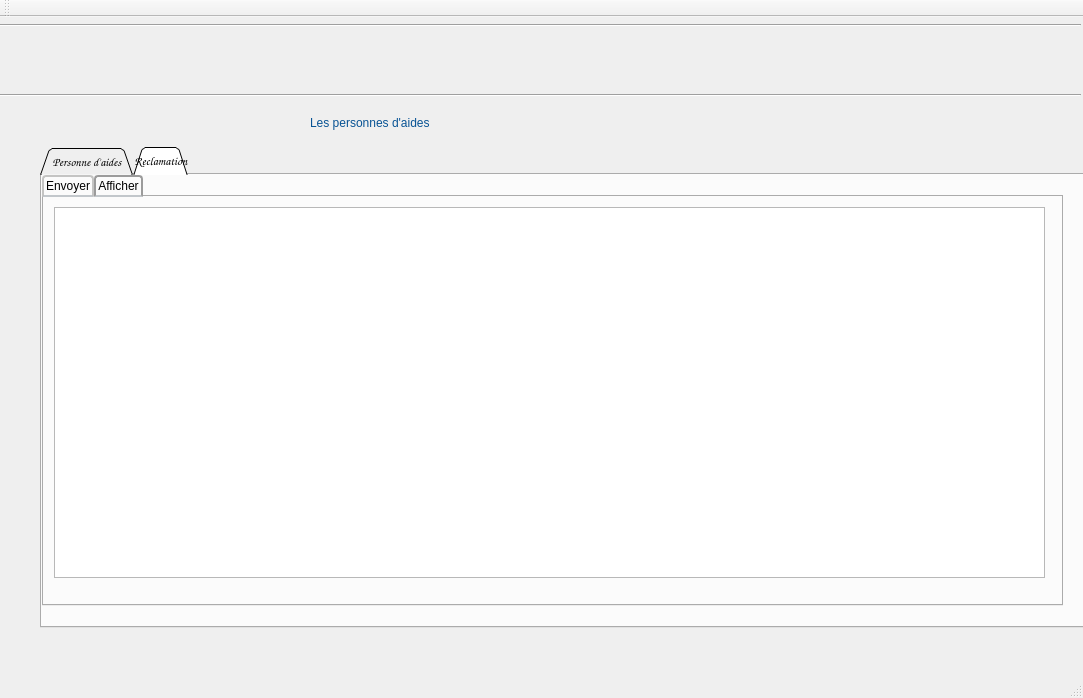
yanni2302/smart_parental_monitoring_2A22, file gestion des personnes d'aides/mainwindow.ui: the form before one commit.
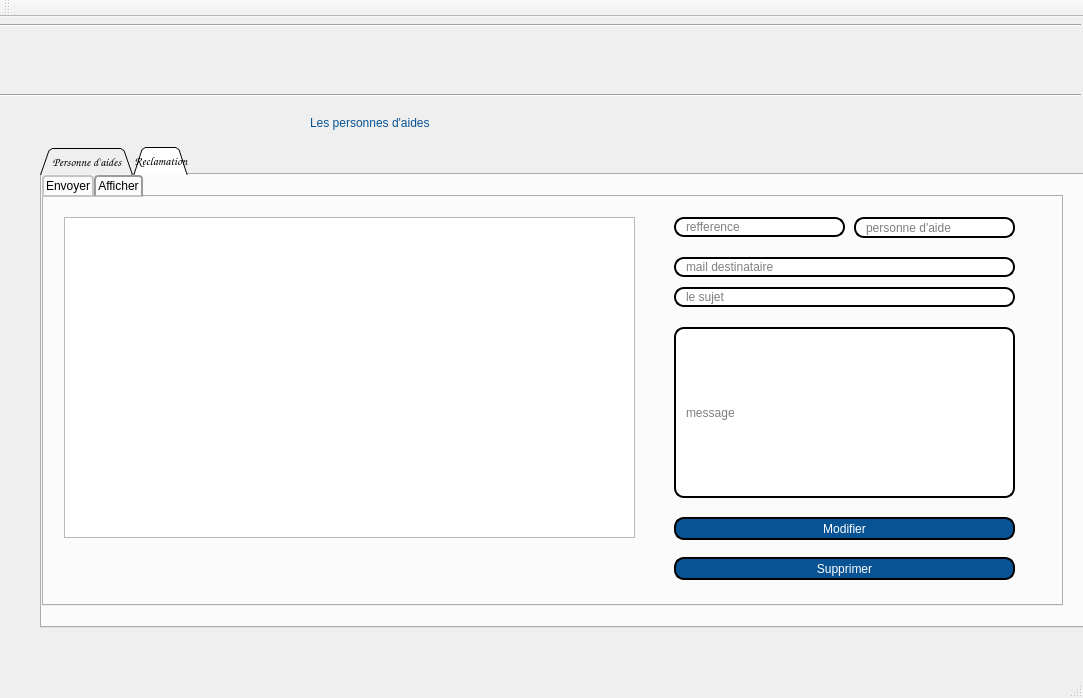
The form after the commit. The open tabs and pages were chosen to show the change. Icons and pictures are not drawn.

The edit to the form file:
```diff
--- a/gestion des personnes d'aides/mainwindow.ui
+++ b/gestion des personnes d'aides/mainwindow.ui
@@ -1244,13 +1244,157 @@
        <widget class="QTableView" name="tableView">
         <property name="geometry">
          <rect>
-          <x>10</x>
-          <y>10</y>
-          <width>991</width>
-          <height>371</height>
+          <x>20</x>
+          <y>20</y>
+          <width>571</width>
+          <height>321</height>
          </rect>
         </property>
        </widget>
+       <widget class="QPushButton" name="modifier_rec">
+        <property name="geometry">
+         <rect>
+          <x>630</x>
+          <y>320</y>
+          <width>341</width>
+          <height>23</height>
+         </rect>
+        </property>
+        <property name="styleSheet">
+         <string notr="true">border: 2px solid black;
+border-radius: 10px;
+padding: 0 8px;
+color: rgb(255, 255, 255);
+background:#085394	;
+font: bold, &quot;Comic Sans MS&quot;;
+</string>
+        </property>
+        <property name="text">
+         <string>Modifier</string>
+        </property>
+       </widget>
+       <widget class="QPushButton" name="supprimer_rec">
+        <property name="geometry">
+         <rect>
+          <x>630</x>
+          <y>360</y>
+          <width>341</width>
+          <height>23</height>
+         </rect>
+        </property>
+        <property name="styleSheet">
+         <string notr="true">border: 2px solid black;
+border-radius: 10px;
+padding: 0 8px;
+color: rgb(255, 255, 255);
+background:#085394	;
+font: bold, &quot;Comic Sans MS&quot;;
+</string>
+        </property>
+        <property name="text">
+         <string>Supprimer</string>
+        </property>
+       </widget>
+       <widget class="QLineEdit" name="lineedit_msg_2">
+        <property name="geometry">
+         <rect>
+          <x>630</x>
+          <y>130</y>
+          <width>341</width>
+          <height>171</height>
+         </rect>
+        </property>
+        <property name="styleSheet">
+         <string notr="true">border: 2px solid black;
+border-radius: 10px;
+padding: 0 8px;
+background: white;
+selection-background-color: gray;</string>
+        </property>
+        <property name="placeholderText">
+         <string>message</string>
+        </property>
+       </widget>
+       <widget class="QLineEdit" name="lineedit_sujet_2">
+        <property name="geometry">
+         <rect>
+          <x>630</x>
+          <y>90</y>
+          <width>341</width>
+          <height>20</height>
+         </rect>
+        </property>
+        <property name="styleSheet">
+         <string notr="true">border: 2px solid black;
+border-radius: 10px;
+padding: 0 8px;
+background: white;
+selection-background-color: gray;</string>
+        </property>
+        <property name="placeholderText">
+         <string>le sujet</string>
+        </property>
+       </widget>
+       <widget class="QLineEdit" name="lineedit_mail_2">
+        <property name="geometry">
+         <rect>
+          <x>630</x>
+          <y>60</y>
+          <width>341</width>
+          <height>20</height>
+         </rect>
+        </property>
+        <property name="styleSheet">
+         <string notr="true">border: 2px solid black;
+border-radius: 10px;
+padding: 0 8px;
+background: white;
+selection-background-color: gray;</string>
+        </property>
+        <property name="placeholderText">
+         <string>mail destinataire</string>
+        </property>
+       </widget>
+       <widget class="QLineEdit" name="lineedit_ref_2">
+        <property name="geometry">
+         <rect>
+          <x>630</x>
+          <y>20</y>
+          <width>171</width>
+          <height>20</height>
+         </rect>
+        </property>
+        <property name="styleSheet">
+         <string notr="true">border: 2px solid black;
+border-radius: 10px;
+padding: 0 8px;
+background: white;
+selection-background-color: gray;</string>
+        </property>
+        <property name="placeholderText">
+         <string>refference</string>
+        </property>
+       </widget>
+       <widget class="QLineEdit" name="lineedit_personne_2">
+        <property name="geometry">
+         <rect>
+          <x>810</x>
+          <y>20</y>
+          <width>161</width>
+          <height>21</height>
+         </rect>
+        </property>
+        <property name="styleSheet">
+         <string notr="true">border: 2px solid black;
+border-radius: 10px;
+padding: 0 8px;
+background: white;
+selection-background-color: gray;</string>
+        </property>
+        <property name="placeholderText">
+         <string>personne d'aide</string>
+        </property>
+       </widget>
       </widget>
      </widget>
     </widget>
```
Left out of the diff: 225 changed lines with no effect on the pictures.
